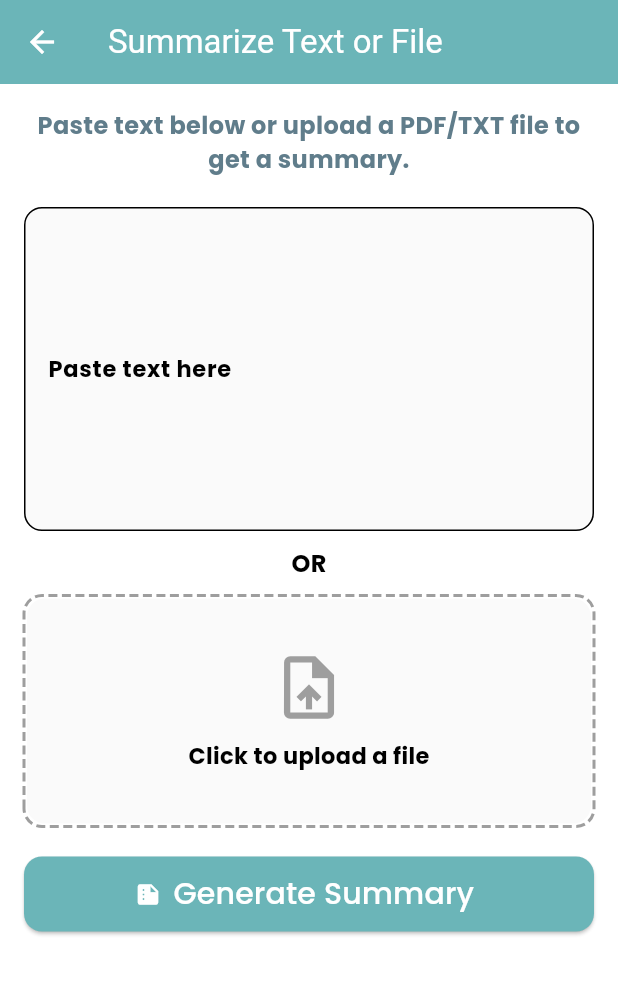
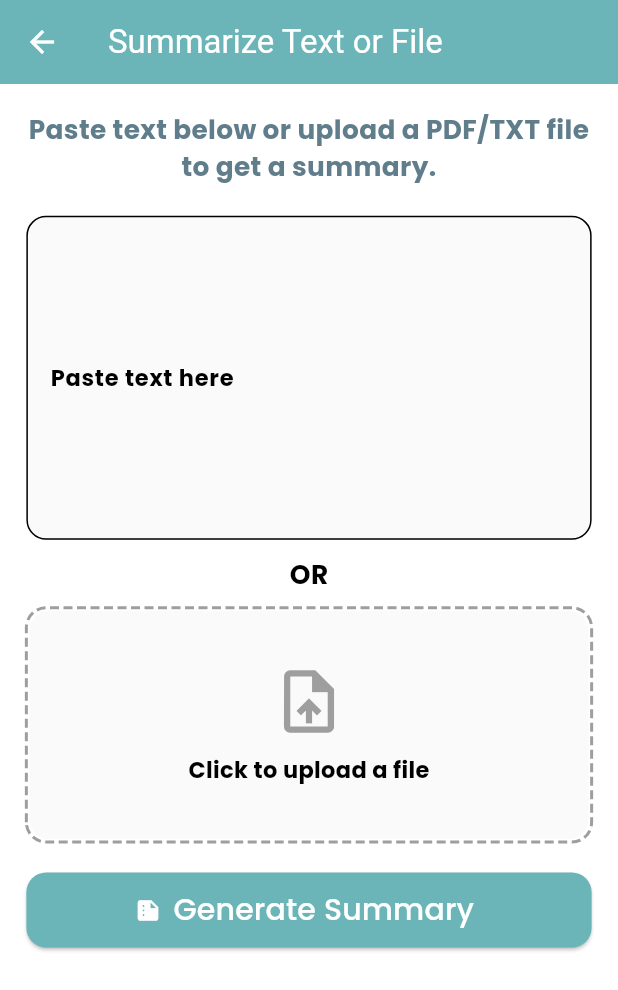
Before and after one commit to Kreatbox/summarizor, a Flutter app: the HomeView screen opened by its route, after a tap on "Summarize Text or File", on a phone screen of 412 x 824 dp. Shown: the top 990 px of the screen. Run offline on Flutter 3.47's test engine with Material 3 defaults, Android fonts, the phone set to English and light mode, and no system bars; drawn by our look-alikes of dotted_border; our stand-ins replace cloud_firestore, file_picker, firebase_auth, firebase_core, flutter_dotenv, share_plus and 2 more; missing offline and left inert: syncfusion_flutter_pdf; accounts and stored records are empty.

Commit message:
add responsive + change the number of question to 50 + fixed home screen size

```diff
--- a/lib/core/services/responsive.dart
+++ b/lib/core/services/responsive.dart
@@ -21,4 +21,15 @@
 
 extension PaddingExtension on num {
   EdgeInsets get p => EdgeInsets.all((this * SizeConfig.screenWidth) / 375.0);
+  EdgeInsets get ph => EdgeInsets.symmetric(horizontal: this.w);
+  EdgeInsets get pv => EdgeInsets.symmetric(vertical: this.h);
 }
+
+EdgeInsets only({num top = 0, num bottom = 0, num left = 0, num right = 0}) {
+  return EdgeInsets.only(
+    top: top.h,
+    bottom: bottom.h,
+    left: left.w,
+    right: right.w,
+  );
+}
--- a/lib/modules/home/homes_view.dart
+++ b/lib/modules/home/homes_view.dart
@@ -5,6 +5,7 @@
 import 'package:summarizor/core/services/responsive.dart';
 import 'package:summarizor/core/constants/app_images.dart';
 import '../../core/services/navigation.dart';
+
 
 class HomeView extends StatefulWidget {
   const HomeView({super.key});
@@ -77,10 +78,10 @@
         ),
       ),
       drawer: Drawer(
-        shape: const RoundedRectangleBorder(
+        shape:  RoundedRectangleBorder(
           borderRadius: BorderRadius.only(
-            topRight: Radius.circular(25),
-            bottomRight: Radius.circular(25),
+            topRight: Radius.circular(25.r),
+            bottomRight: Radius.circular(25.r),
           ),
         ),
         child: Column(
@@ -88,14 +89,14 @@
             UserAccountsDrawerHeader(
               accountName: Text(
                 fullName ?? "Guest User",
-                style: const TextStyle(fontWeight: FontWeight.bold, fontSize: 18),
+                style:  TextStyle(fontWeight: FontWeight.bold, fontSize: 18.f),
               ),
               accountEmail: Text(email ?? ""),
               currentAccountPicture: CircleAvatar(
                 backgroundColor: Colors.white,
                 child: Text(
                   _getInitials(fullName),
-                  style: TextStyle(fontSize: 24.0, color: AppColors.primary),
+                  style: TextStyle(fontSize: 24.0.f, color: AppColors.primary),
                 ),
               ),
               decoration: BoxDecoration(
@@ -167,10 +168,10 @@
               onTap: _logout,
             ),
             Padding(
-              padding: const EdgeInsets.only(bottom: 16.0),
+              padding: only(bottom: 16),
               child: Text(
                 'Version 1.0.0',
-                style: TextStyle(color: Colors.grey[600], fontSize: 12),
+                style: TextStyle(color: Colors.grey[600], fontSize: 12.f),
               ),
             ),
           ],
@@ -178,12 +179,12 @@
       ),
       body: Stack(
         children: [
-          Image.asset(Images.placeholderImage, fit: BoxFit.cover, width: double.infinity, height: double.infinity),
+          Image.asset(Images.placeholderImage, fit: BoxFit.cover, width: double.infinity.w, height: double.infinity.h),
           Padding(
             padding: EdgeInsets.symmetric(horizontal: 10.w),
             child: ListView(
               children: [
-                SizedBox(height: kToolbarHeight + 40.h),
+
                 Text(
                   'Hello,',
                   style: Theme.of(context).textTheme.headlineLarge,
@@ -202,7 +203,7 @@
                     padding: EdgeInsets.all(20.w),
                     decoration: BoxDecoration(
                       color: const Color(0xFFEFF7F6),
-                      borderRadius: BorderRadius.circular(16),
+                      borderRadius: BorderRadius.circular(16.r),
                     ),
                     child: Column(
                       children: [
@@ -228,7 +229,7 @@
                     padding: EdgeInsets.all(20.w),
                     decoration: BoxDecoration(
                       color: const Color(0xFFEFF7F6),
-                      borderRadius: BorderRadius.circular(16),
+                      borderRadius: BorderRadius.circular(16.r),
                     ),
                     child: Column(
                       children: [
--- a/lib/modules/log_in/log_in_view.dart
+++ b/lib/modules/log_in/log_in_view.dart
@@ -37,7 +37,7 @@
               width: 412.w,
             ),
             Padding(
-              padding: EdgeInsets.symmetric(horizontal: 20, vertical: 30),
+              padding:  20.ph+ 30.pv,
               child: Column(
                 mainAxisAlignment: MainAxisAlignment.center,
                 children: <Widget>[
@@ -68,7 +68,7 @@
                         )
                       : SizedBox(
                           width: double.infinity,
-                          height: 50,
+                          height: 50.h,
                           child: ElevatedButton(
                             onPressed: () {
                               if (_formKey.currentState!.validate()) {
--- a/lib/modules/sign_up/sign_up_view.dart
+++ b/lib/modules/sign_up/sign_up_view.dart
@@ -41,7 +41,7 @@
               width: 412.w,
             ),
             Padding(
-              padding: EdgeInsets.symmetric(horizontal: 10.w, vertical: 30.h),
+              padding:10.ph+ 30.pv,
               child: Column(
                 mainAxisAlignment: MainAxisAlignment.start,
                 children: [
--- a/lib/modules/summarize/summarize_view.dart
+++ b/lib/modules/summarize/summarize_view.dart
@@ -10,6 +10,8 @@
 import 'package:syncfusion_flutter_pdf/pdf.dart';
 import 'package:summarizor/core/services/gemini_service.dart';
 import 'package:summarizor/core/constants/app_colors.dart';
+
+
 
 class SummarizeView extends StatefulWidget {
   const SummarizeView({super.key});
@@ -162,16 +164,16 @@
         iconTheme: const IconThemeData(color: Colors.white),
       ),
       body: SingleChildScrollView(
-        padding: const EdgeInsets.all(16),
+        padding: 16.p,
         child: Column(
           crossAxisAlignment: CrossAxisAlignment.stretch,
           children: [
-            const Text(
+             Text(
               'Paste text below or upload a PDF/TXT file to get a summary.',
               textAlign: TextAlign.center,
-              style: TextStyle(fontSize: 16, color: Colors.blueGrey),
+              style: TextStyle(fontSize: 16.f, color: Colors.blueGrey),
             ),
-            const SizedBox(height: 20),
+             SizedBox(height: 20.h),
             TextField(
               controller: _textController,
               maxLines: 8,
@@ -190,43 +192,43 @@
                 hintText:
                 'You can type or paste any text you want to summarize...',
                 border: OutlineInputBorder(
-                  borderRadius: BorderRadius.circular(12),
+                  borderRadius: BorderRadius.circular(12.r),
                 ),
                 filled: true,
                 fillColor: Colors.grey[50],
               ),
             ),
-            const SizedBox(height: 10),
-            const Center(
+             SizedBox(height: 10.h),
+             Center(
               child: Text(
                 'OR',
-                style: TextStyle(fontSize: 16, fontWeight: FontWeight.bold),
+                style: TextStyle(fontSize: 16.f, fontWeight: FontWeight.bold),
               ),
             ),
-            const SizedBox(height: 10),
+             SizedBox(height: 10.h),
             DottedBorder(
               dashPattern: const [6, 3],
               color: Colors.grey,
               borderType: BorderType.RRect,
-              radius: const Radius.circular(12),
+              radius:  Radius.circular(12.r),
               strokeWidth: 2,
               child: GestureDetector(
                 onTap: pickFile,
                 child: Container(
-                  height: 150,
+                  height: 150.h,
                   width: double.infinity,
                   decoration: BoxDecoration(
                     color: Colors.grey.withOpacity(0.05),
-                    borderRadius: BorderRadius.circular(12),
+                    borderRadius: BorderRadius.circular(12.r),
                   ),
                   child: Center(
                     child: file == null
-                        ? const Column(
+                        ?  Column(
                       mainAxisAlignment: MainAxisAlignment.center,
                       children: [
                         Icon(Icons.upload_file,
                             size: 50, color: Colors.grey),
-                        SizedBox(height: 10),
+                        SizedBox(height: 10.h),
                         Text("Click to upload a file"),
                       ],
                     )
@@ -235,9 +237,9 @@
                       children: [
                         const Icon(Icons.check_circle,
                             size: 50, color: Colors.green),
-                        const SizedBox(height: 10),
+                         SizedBox(height: 10.h),
                         Padding(
-                          padding: const EdgeInsets.symmetric(horizontal: 8.0),
+                          padding:  EdgeInsets.symmetric(horizontal: 8.0.h),
                           child: Text(
                             "Uploaded: ${file!.name}",
                             textAlign: TextAlign.center,
@@ -250,7 +252,7 @@
                 ),
               ),
             ),
-            const SizedBox(height: 20),
+             SizedBox(height: 20.h),
             ElevatedButton.icon(
               onPressed: isLoading ? null : generateSummary,
               icon: const Icon(Icons.summarize, color: Colors.white),
@@ -259,11 +261,11 @@
                 backgroundColor: AppColors.primary,
                 minimumSize: const Size(double.infinity, 50),
                 shape: RoundedRectangleBorder(
-                  borderRadius: BorderRadius.circular(12),
+                  borderRadius: BorderRadius.circular(12.r),
                 ),
               ),
             ),
-            const SizedBox(height: 20),
+             SizedBox(height: 20.h),
             if (isLoading)
               const Center(child: CircularProgressIndicator())
             else if (responseText != null)
@@ -271,23 +273,23 @@
                 color: AppColors.aqua10,
                 elevation: 4,
                 shape: RoundedRectangleBorder(
-                    borderRadius: BorderRadius.circular(12)),
+                    borderRadius: BorderRadius.circular(12.r)),
                 child: Padding(
-                  padding: const EdgeInsets.all(16),
+                  padding: 16.p,
                   child: Column(
                     crossAxisAlignment: CrossAxisAlignment.start,
                     children: [
                       Text(
                         "Generated Summary:",
                         style: TextStyle(
-                            fontSize: 18,
+                            fontSize: 18.f,
                             fontWeight: FontWeight.bold,
                             color: AppColors.primary),
                       ),
-                      const SizedBox(height: 10),
+                       SizedBox(height: 10.h),
                       Text(responseText!,
-                          style: TextStyle(height: 1.5.h, fontSize: 16)),
-                      const SizedBox(height: 20),
+                          style: TextStyle(height: 1.5.h, fontSize: 16.f)),
+                       SizedBox(height: 20.h),
                       ElevatedButton.icon(
                         onPressed: () {
                           Clipboard.setData(ClipboardData(text: responseText!));
```
Also changed, not shown: lib/modules/Onboarding/onboarding_view.dart (+4 -5 lines), lib/modules/do_quizzes/do_quizzes_view.dart (+8 -7 lines), lib/modules/do_quizzes/take_quiz_screen.dart (+16 -14 lines), lib/modules/quiz/quiz_view.dart (+20 -18 lines), lib/modules/settings/settings_view.dart (+10 -8 lines), lib/modules/summary_quizzes/summary_quizzes_view.dart (+17 -15 lines), lib/modules/texts_summary/texts_and_documents_summary_view.dart (+13 -11 lines), 1 other file.
